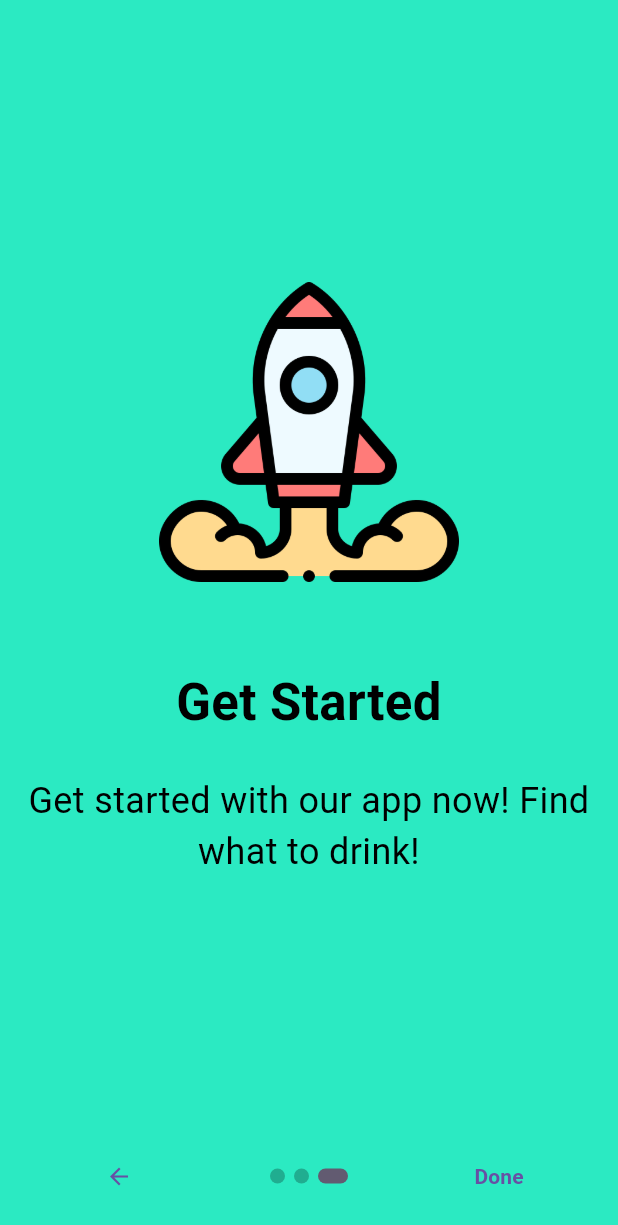
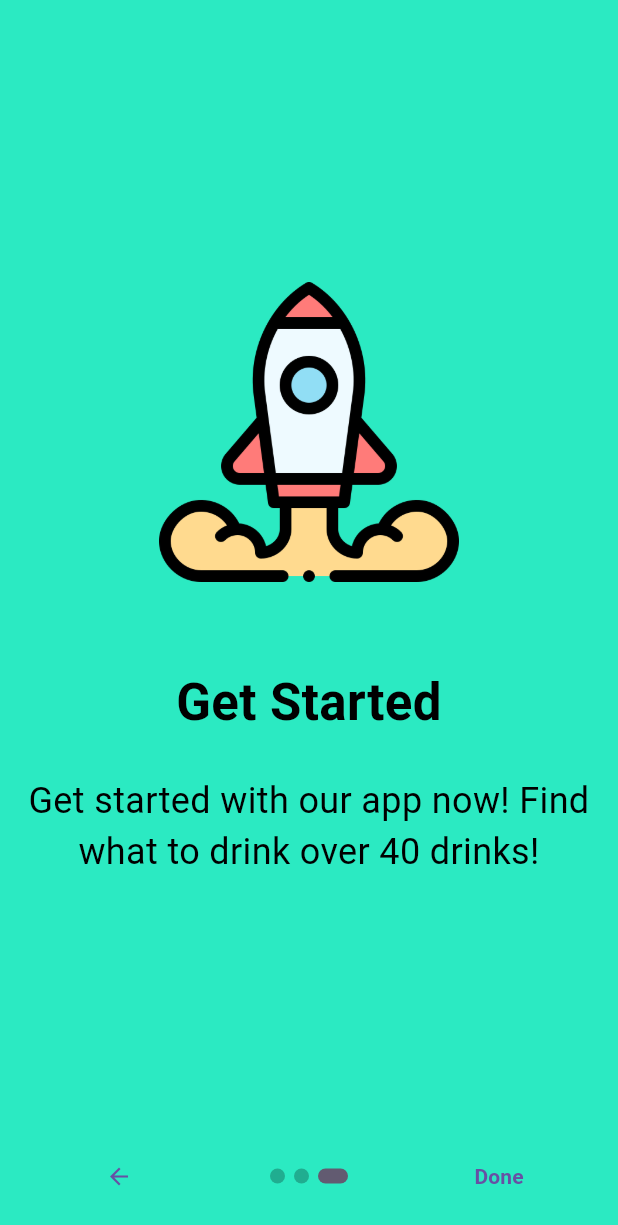
Before and after one commit to Oguzhankokulu/DRINK-APP, a Flutter app: the screen it shows after launch, swiped to page 3, on a phone screen of 412 x 824 dp. Shown: the top 1225 px of the screen. Run offline on Flutter 3.47's test engine with Material 3 defaults, Android fonts, the light colour scheme and no system bars; drawn by our look-alikes of introduction_screen; our stand-ins replace google_fonts; Roboto replaces fonts that are missing (Ubuntu).

Commit message:
small fixes

```diff
--- a/lib/introduction_screen.dart
+++ b/lib/introduction_screen.dart
@@ -39,7 +39,7 @@ class IntroductionScreenPage extends StatelessWidget {
     ),
     PageViewModel(
       title: "Get Started",
-      body: "Get started with our app now! Find what to drink!",
+      body: "Get started with our app now! Find what to drink over 40 drinks!",
       image: Image.asset("assets/images/start.png",
       width: 200,  // Specify the width
       height: 200, // Specify the height
--- a/lib/main.dart
+++ b/lib/main.dart
@@ -78,7 +78,6 @@ class HomeScreen extends StatelessWidget {
                     },
                     style: ElevatedButton.styleFrom(
                       padding: EdgeInsets.symmetric(horizontal: 50, vertical: 20),
-                      fixedSize: Size(225, 65),
                       elevation: 15.0,
                       shadowColor: Colors.indigo,
                       side: BorderSide(color: const Color.fromARGB(255, 28, 13, 236), width: 5.0),
--- a/lib/question_screen.dart
+++ b/lib/question_screen.dart
@@ -4,6 +4,8 @@ import 'result_screen.dart';
 import 'main.dart'; // Import the main.dart file to navigate back to the home screen
 
 class QuestionScreen extends StatefulWidget {
+  const QuestionScreen({super.key});
+
   @override
   _QuestionScreenState createState() => _QuestionScreenState();
 }
```
